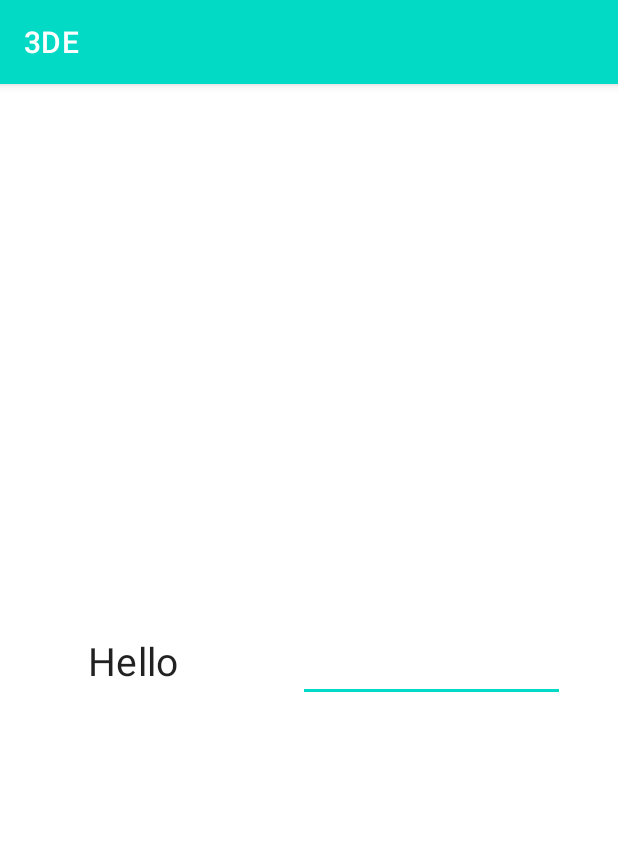
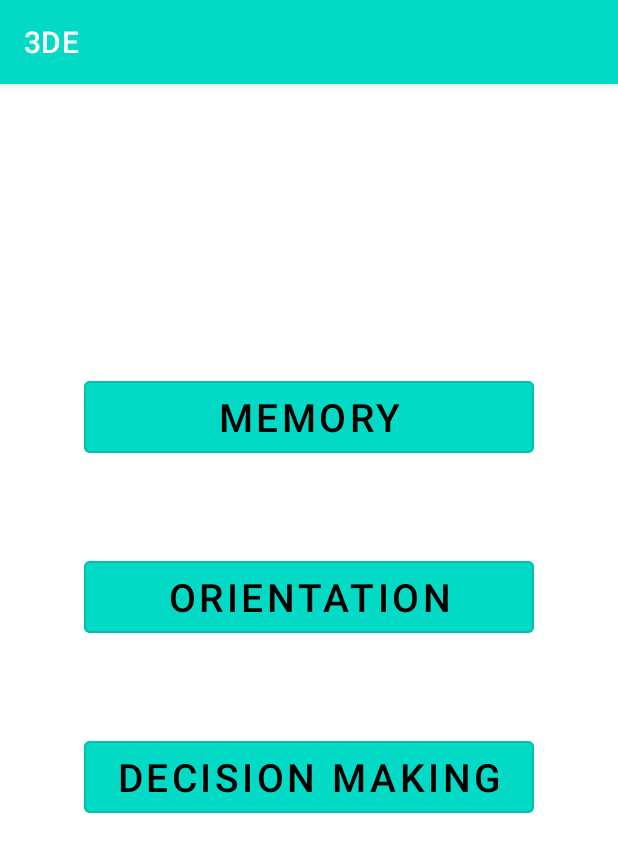
Before and after one commit to it18395242-chirath/3DE, an Android app: the activity_choice_landing screen opened directly, with no data from a screen before it, on a phone screen of 412 x 824 dp. Shown: the top 852 px of the screen. Run offline under Robolectric (Android 15) with nearby library versions, the phone set to English and light mode, and no system bars.

Commit message:
adding tcc

```diff
--- a/MobApp/app/src/main/AndroidManifest.xml
+++ b/MobApp/app/src/main/AndroidManifest.xml
@@ -10,7 +10,8 @@
         android:roundIcon="@mipmap/ic_launcher_round"
         android:supportsRtl="true"
         android:theme="@style/Theme.MobApp">
-        <activity android:name=".activity_choice_landing"></activity>
+        <activity android:name=".orientation.TccImageLayout"></activity>
+        <activity android:name=".activity_choice_landing" />
         <activity android:name=".Landing">
             <intent-filter>
                 <action android:name="android.intent.action.MAIN" />
--- a/MobApp/app/src/main/java/mobile/application3DE/activity_choice_landing.java
+++ b/MobApp/app/src/main/java/mobile/application3DE/activity_choice_landing.java
@@ -2,22 +2,35 @@ package mobile.application3DE;
 
 import androidx.appcompat.app.AppCompatActivity;
 
+import android.content.Intent;
 import android.os.Bundle;
+import android.view.View;
+import android.widget.Button;
 
 import com.google.android.material.textfield.TextInputEditText;
 
+import mobile.application3DE.orientation.tccCalculation;
+
 public class activity_choice_landing extends AppCompatActivity {
 
-    TextInputEditText editText;
+    Button memoryBtn,orientationBtn,decisionBtn;
+    Intent i;
 
     @Override
     protected void onCreate(Bundle savedInstanceState) {
         super.onCreate(savedInstanceState);
         setContentView(R.layout.activity_choice_landing);
 
-        editText = findViewById(R.id.firstName);
+        memoryBtn = findViewById(R.id.btn2);
+        orientationBtn = findViewById(R.id.btn3);
+        decisionBtn = findViewById(R.id.btn1);
 
-        editText.setText(getIntent().getStringExtra("fname"));
+    }
+
+    public void directToTCC(View view) {
+
+        i = new Intent(this, tccCalculation.class);
+        startActivity(i);
 
     }
 }
--- a/MobApp/app/src/main/res/layout/activity_choice_landing.xml
+++ b/MobApp/app/src/main/res/layout/activity_choice_landing.xml
@@ -6,27 +6,50 @@
     android:layout_height="match_parent"
     tools:context=".activity_choice_landing">
 
-    <com.google.android.material.textview.MaterialTextView
-        android:id="@+id/Hi"
-        style="@style/MaterialAlertDialog.MaterialComponents.Title.Text"
-        android:layout_width="wrap_content"
-        android:layout_height="wrap_content"
-        android:textSize="26sp"
-        android:text="@string/hello"
-        app:layout_constraintBottom_toBottomOf="parent"
-        app:layout_constraintEnd_toEndOf="parent"
-        app:layout_constraintHorizontal_bias="0.167"
-        app:layout_constraintStart_toStartOf="parent"
-        app:layout_constraintTop_toTopOf="parent" />
+   <com.google.android.material.button.MaterialButton
+       android:id="@+id/btn1"
+       style="@style/Widget.MaterialComponents.Button.OutlinedButton"
+       android:layout_width="300dp"
+       android:layout_height="60dp"
+       android:layout_marginTop="60dp"
+       android:backgroundTint="@color/teal_200"
+       android:text="@string/decision_making"
+       android:textColor="@color/black"
+       android:textSize="26sp"
+       app:layout_constraintEnd_toEndOf="parent"
+       app:layout_constraintHorizontal_bias="0.5"
+       app:layout_constraintStart_toStartOf="parent"
+       app:layout_constraintTop_toBottomOf="@+id/btn3" />
 
-    <com.google.android.material.textfield.TextInputEditText
-        android:layout_width="178dp"
-        android:layout_height="48dp"
-        android:layout_marginStart="44dp"
-        android:layout_marginLeft="44dp"
-        android:id="@+id/firstName"
-        app:layout_constraintBaseline_toBaselineOf="@+id/Hi"
-        app:layout_constraintEnd_toEndOf="parent"
-        app:layout_constraintStart_toEndOf="@id/Hi" />
+   <com.google.android.material.button.MaterialButton
+       android:id="@+id/btn2"
+       style="@style/Widget.MaterialComponents.Button.OutlinedButton"
+       android:layout_width="300dp"
+       android:layout_height="60dp"
+       android:layout_marginTop="192dp"
+       android:backgroundTint="@color/teal_200"
+       android:text="@string/memory"
+       android:textColor="@color/black"
+       android:textSize="26sp"
+       app:layout_constraintEnd_toEndOf="parent"
+       app:layout_constraintHorizontal_bias="0.5"
+       app:layout_constraintStart_toStartOf="parent"
+       app:layout_constraintTop_toTopOf="parent" />
+
+   <com.google.android.material.button.MaterialButton
+       android:id="@+id/btn3"
+       style="@style/Widget.MaterialComponents.Button.OutlinedButton"
+       android:layout_width="300dp"
+       android:layout_height="60dp"
+       android:layout_marginTop="60dp"
+       android:backgroundTint="@color/teal_200"
+       android:onClick="directToTCC"
+       android:text="@string/orientation"
+       android:textColor="@color/black"
+       android:textSize="26sp"
+       app:layout_constraintEnd_toEndOf="parent"
+       app:layout_constraintHorizontal_bias="0.5"
+       app:layout_constraintStart_toStartOf="parent"
+       app:layout_constraintTop_toBottomOf="@+id/btn2" />
 
 </androidx.constraintlayout.widget.ConstraintLayout>
--- a/MobApp/app/src/main/res/layout/activity_user_details_2.xml
+++ b/MobApp/app/src/main/res/layout/activity_user_details_2.xml
@@ -12,6 +12,7 @@
         android:layout_width="wrap_content"
         android:layout_height="wrap_content"
         android:text="@string/guardian_details"
+        android:textColor="@color/black"
         android:textSize="26sp"
         app:layout_constraintBottom_toBottomOf="parent"
         app:layout_constraintEnd_toEndOf="parent"
--- a/MobApp/app/src/main/res/layout/activity_user_registration.xml
+++ b/MobApp/app/src/main/res/layout/activity_user_registration.xml
@@ -13,6 +13,7 @@
         android:layout_width="wrap_content"
         android:layout_height="wrap_content"
         android:text="@string/user_details"
+        android:textColor="@color/black"
         android:textSize="26sp"
         app:layout_constraintBottom_toBottomOf="parent"
         app:layout_constraintEnd_toEndOf="parent"
--- a/MobApp/app/src/main/res/values/strings.xml
+++ b/MobApp/app/src/main/res/values/strings.xml
@@ -16,4 +16,13 @@
     <string name="english" translatable="false">English</string>
     <string name="sinhala">සිංහල</string>
     <string name="hello">Hello</string>
+    <string name="orientation">Orientation</string>
+    <string name="memory">Memory</string>
+    <string name="decision_making">Decision Making</string>
+    <string name="tcc">TCC</string>
+    <string name="instructions">Instructions</string>
+    <string name="start">Start</string>
+    <string name="have_you_seen_this_picture_before">Have you Seen this Picture before?</string>
+    <string name="yes">Yes</string>
+    <string name="no">No</string>
 </resources>
```
Also changed, not shown: MobApp/app/src/main/java/mobile/application3DE/orientation/TccImageLayout.java (added, +90 -0 lines), MobApp/app/src/main/java/mobile/application3DE/orientation/tccCalculation.java (+87 -0 lines), MobApp/app/src/main/res/layout/activity_landing.xml (+5 -3 lines), MobApp/app/src/main/res/layout/activity_tcc_image_layout.xml (added, +59 -0 lines), MobApp/app/src/main/res/layout/tcc_layout.xml (+42 -1 lines).
